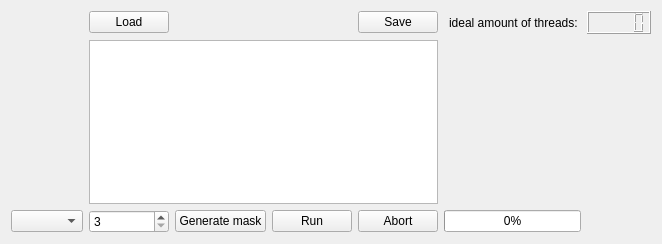
This is GAUSS_MAPREDUCE/widget.ui in QueerDeer/uni-exercises as Qt 5 draws it before an edit. The edited form follows.
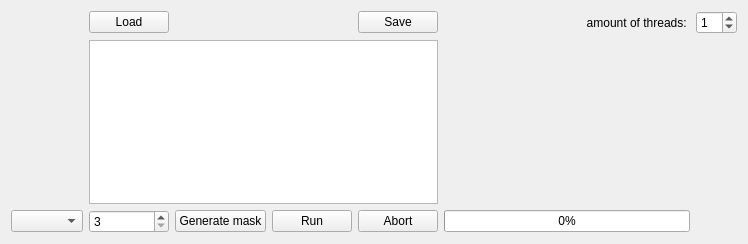
This is the edited form.

Commit message: FinalTest add _user_avaliable_thread-input and workin cancel button

```diff
--- a/GAUSS_MAPREDUCE/widget.ui
+++ b/GAUSS_MAPREDUCE/widget.ui
@@ -6,7 +6,7 @@
    <rect>
     <x>0</x>
     <y>0</y>
-    <width>662</width>
+    <width>748</width>
     <height>244</height>
    </rect>
   </property>
@@ -17,7 +17,7 @@
    <item row="0" column="5">
     <widget class="QLabel" name="label_3">
      <property name="text">
-      <string>ideal amount of threads: </string>
+      <string>amount of threads: </string>
      </property>
      <property name="alignment">
       <set>Qt::AlignRight|Qt::AlignTrailing|Qt::AlignVCenter</set>
@@ -103,7 +103,11 @@
     </widget>
    </item>
    <item row="0" column="6">
-    <widget class="QLCDNumber" name="lcdNumber"/>
+    <widget class="QSpinBox" name="spinBox_2">
+     <property name="value">
+      <number>1</number>
+     </property>
+    </widget>
    </item>
   </layout>
  </widget>
```
Left out of the diff: 14 changed lines with no effect on the pictures. The commit also changes 4 other files.
